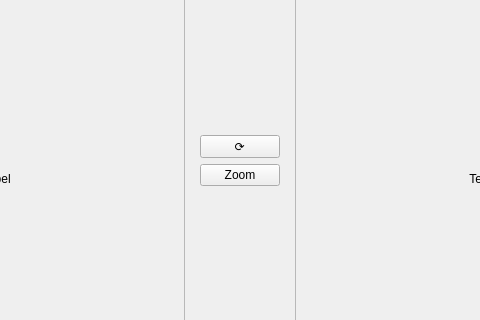
First picture: the form in application.ui, repository IHR-Nom/triplet_labeling, before the edit; both pictures show x 242 to 722 and y 217 to 537 of the 1240 by 785 pixel window.
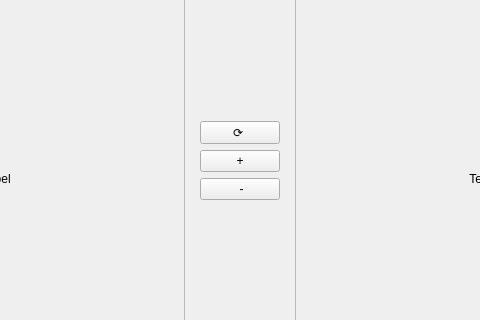
Second picture: the form after the edit. Icons and pictures are not drawn.

Diff of the .ui file:
```diff
--- a/application.ui
+++ b/application.ui
@@ -298,7 +298,7 @@
                    </sizepolicy>
                   </property>
                   <property name="text">
-                   <string>⟳</string>
+                   <string>⟳ </string>
                   </property>
                  </widget>
                 </item>
@@ -311,7 +311,34 @@
                    </sizepolicy>
                   </property>
                   <property name="text">
-                   <string>Zoom</string>
+                   <string>+</string>
+                  </property>
+                  <property name="icon">
+                   <iconset resource="Icons.qrc">
+                    <normaloff>:/Icons/Icons/zoom.svg</normaloff>:/Icons/Icons/zoom.svg</iconset>
+                  </property>
+                  <property name="iconSize">
+                   <size>
+                    <width>10</width>
+                    <height>10</height>
+                   </size>
+                  </property>
+                 </widget>
+                </item>
+                <item>
+                 <widget class="QPushButton" name="zoomOut">
+                  <property name="text">
+                   <string> -</string>
+                  </property>
+                  <property name="icon">
+                   <iconset resource="Icons.qrc">
+                    <normaloff>:/Icons/Icons/zoom.svg</normaloff>:/Icons/Icons/zoom.svg</iconset>
+                  </property>
+                  <property name="iconSize">
+                   <size>
+                    <width>10</width>
+                    <height>10</height>
+                   </size>
                   </property>
                  </widget>
                 </item>
```
Left out of the diff: 2 changed lines with no effect on the pictures.
